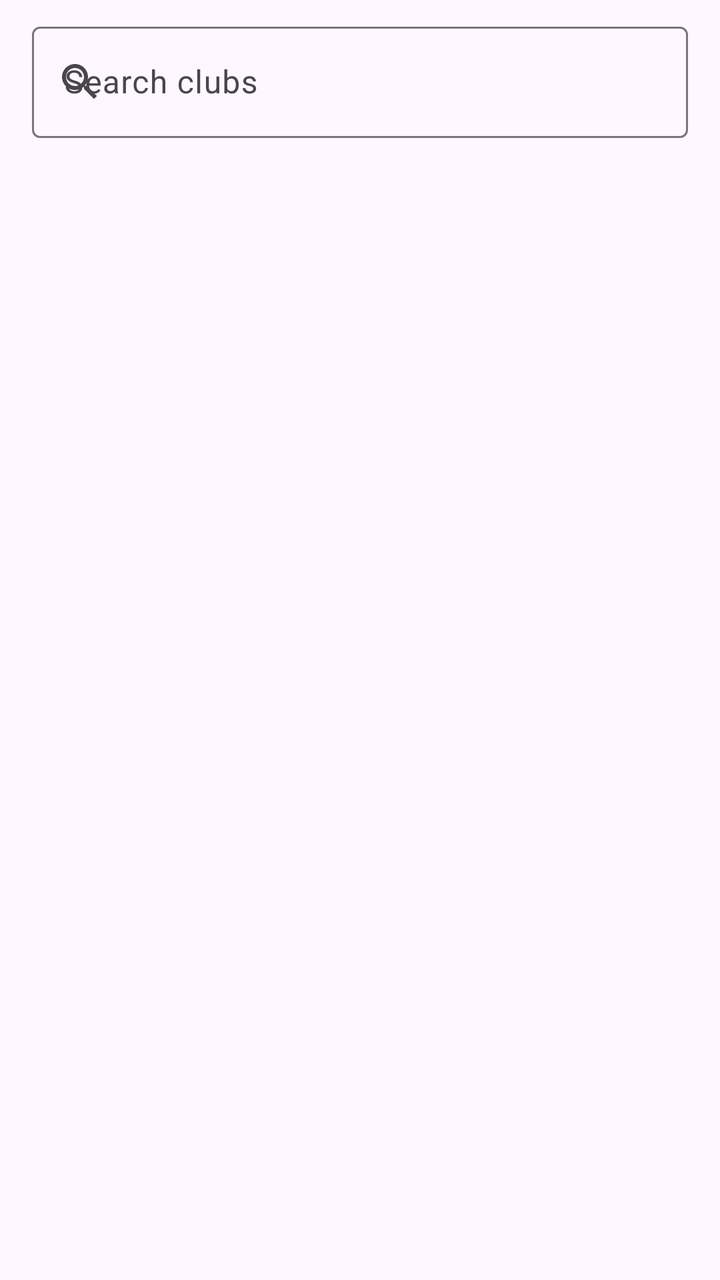
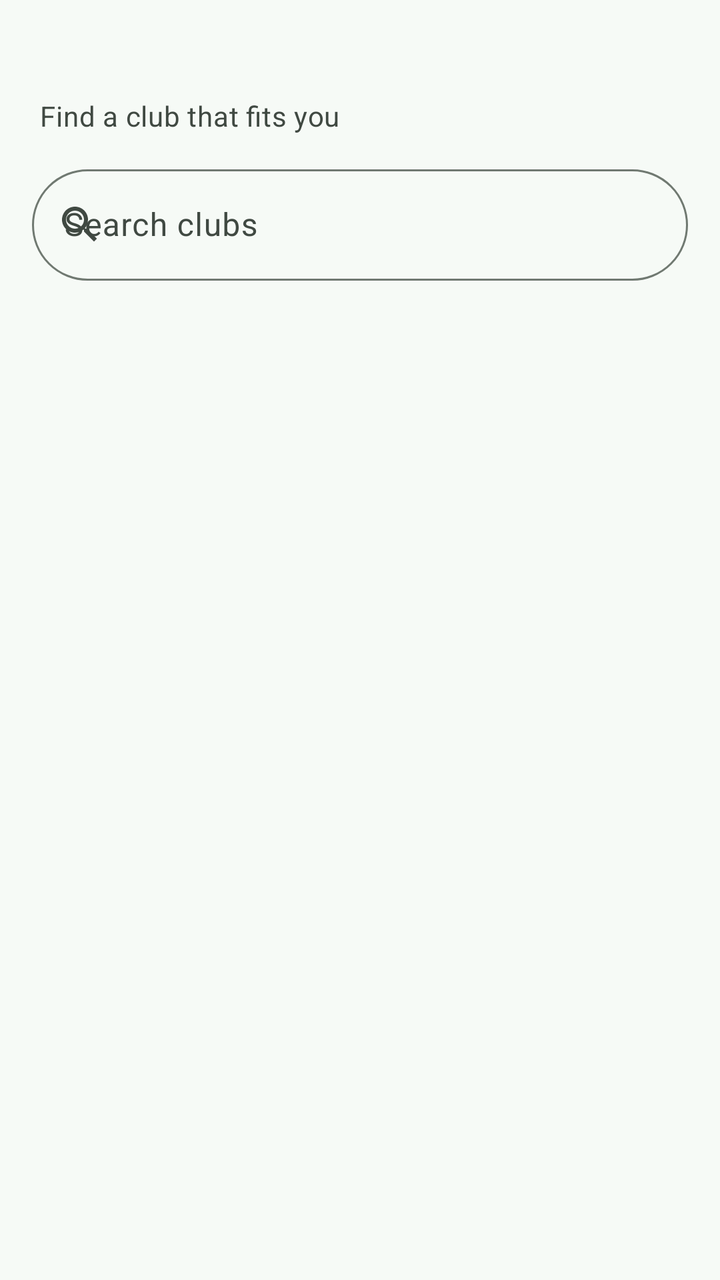

Compare the two renders of this Android layout. The source of the first and the diff that turns it into the second are given below.
<!-- AndroidManifest.xml: application theme Theme.ClubHub -->
<!-- res/layout/fragment_club_list.xml -->
<?xml version="1.0" encoding="utf-8"?>
<FrameLayout xmlns:android="http://schemas.android.com/apk/res/android"
    xmlns:app="http://schemas.android.com/apk/res-auto"
    android:layout_width="match_parent"
    android:layout_height="match_parent">

    <LinearLayout
        android:layout_width="match_parent"
        android:layout_height="match_parent"
        android:orientation="vertical">

        <com.google.android.material.textfield.TextInputLayout
            android:id="@+id/til_search"
            android:layout_width="match_parent"
            android:layout_height="wrap_content"
            android:layout_marginHorizontal="16dp"
            android:layout_marginTop="8dp"
            android:hint="@string/hint_search_clubs"
            app:startIconDrawable="@drawable/ic_search">

            <com.google.android.material.textfield.TextInputEditText
                android:id="@+id/et_search"
                android:layout_width="match_parent"
                android:layout_height="wrap_content"
                android:imeOptions="actionSearch"
                android:inputType="text"
                android:maxLines="1" />
        </com.google.android.material.textfield.TextInputLayout>

        <HorizontalScrollView
            android:id="@+id/chip_scroll"
            android:layout_width="match_parent"
            android:layout_height="wrap_content"
            android:scrollbars="none">

            <com.google.android.material.chip.ChipGroup
                android:id="@+id/chip_group"
                android:layout_width="wrap_content"
                android:layout_height="wrap_content"
                android:paddingHorizontal="16dp"
                app:selectionRequired="true"
                app:singleLine="true"
                app:singleSelection="true" />
        </HorizontalScrollView>

        <FrameLayout
            android:layout_width="match_parent"
            android:layout_height="0dp"
            android:layout_weight="1">

            <androidx.recyclerview.widget.RecyclerView
                android:id="@+id/recycler"
                android:layout_width="match_parent"
                android:layout_height="match_parent"
                android:clipToPadding="false"
                android:paddingHorizontal="10dp"
                android:paddingTop="4dp"
                android:paddingBottom="96dp" />

            <TextView
                android:id="@+id/empty_state"
                android:layout_width="match_parent"
                android:layout_height="wrap_content"
                android:layout_gravity="center"
                android:gravity="center"
                android:padding="32dp"
                android:textAppearance="?attr/textAppearanceBodyLarge"
                android:textColor="?attr/colorOnSurfaceVariant"
                android:visibility="gone" />

            <com.google.android.material.progressindicator.CircularProgressIndicator
                android:id="@+id/progress"
                android:layout_width="wrap_content"
                android:layout_height="wrap_content"
                android:layout_gravity="center"
                android:indeterminate="true"
                android:visibility="gone" />
        </FrameLayout>
    </LinearLayout>

    <com.google.android.material.floatingactionbutton.ExtendedFloatingActionButton
        android:id="@+id/fab_new_club"
        android:layout_width="wrap_content"
        android:layout_height="wrap_content"
        android:layout_gravity="bottom|end"
        android:layout_margin="16dp"
        android:text="@string/action_new_club"
        android:visibility="gone"
        app:icon="@drawable/ic_add" />
</FrameLayout>
<!-- resources referenced by this layout -->
<resources>
  <!-- drawable ic_add (drawable) -->
  <?xml version="1.0" encoding="utf-8"?>
  <vector xmlns:android="http://schemas.android.com/apk/res/android"
      android:width="24dp"
      android:height="24dp"
      android:viewportWidth="24"
      android:viewportHeight="24"
      android:tint="?attr/colorControlNormal">
      <path
          android:fillColor="@android:color/white"
          android:pathData="M19,13h-6v6h-2v-6H5v-2h6V5h2v6h6v2z" />
  </vector>
  <string name="action_new_club">New club</string>
  <string name="hint_search_clubs">Search clubs</string>
  <style name="Theme.ClubHub" parent="Base.Theme.ClubHub" />
  <style name="Base.Theme.ClubHub" parent="Theme.Material3.DayNight.NoActionBar">
          <item name="colorPrimary">#00796B</item>
          <item name="colorOnPrimary">#FFFFFF</item>
          <item name="colorPrimaryContainer">#B2DFDB</item>
          <item name="colorOnPrimaryContainer">#00201C</item>
          <item name="colorSecondary">#4A6360</item>
          <item name="colorSecondaryContainer">#CCE8E3</item>
          <item name="colorOnSecondaryContainer">#05201D</item>
      </style>
  <!-- unchanged entries left out for length: 1 -->
</resources>

<!-- the commit's change to res/layout/fragment_club_list.xml (unified diff, before → after) -->
@@ -9,6 +9,30 @@
         android:layout_height="match_parent"
         android:orientation="vertical">
 
+        <LinearLayout
+            android:id="@+id/greeting_block"
+            android:layout_width="match_parent"
+            android:layout_height="wrap_content"
+            android:orientation="vertical"
+            android:paddingHorizontal="20dp"
+            android:paddingTop="16dp"
+            android:paddingBottom="4dp">
+
+            <TextView
+                android:id="@+id/tv_greeting"
+                android:layout_width="match_parent"
+                android:layout_height="wrap_content"
+                android:textAppearance="?attr/textAppearanceHeadlineSmall"
+                android:textStyle="bold" />
+
+            <TextView
+                android:layout_width="match_parent"
+                android:layout_height="wrap_content"
+                android:text="@string/greeting_sub"
+                android:textAppearance="?attr/textAppearanceBodyMedium"
+                android:textColor="?attr/colorOnSurfaceVariant" />
+        </LinearLayout>
+
         <com.google.android.material.textfield.TextInputLayout
             android:id="@+id/til_search"
             android:layout_width="match_parent"
@@ -16,6 +40,10 @@
             android:layout_marginHorizontal="16dp"
             android:layout_marginTop="8dp"
             android:hint="@string/hint_search_clubs"
+            app:boxCornerRadiusBottomEnd="28dp"
+            app:boxCornerRadiusBottomStart="28dp"
+            app:boxCornerRadiusTopEnd="28dp"
+            app:boxCornerRadiusTopStart="28dp"
             app:startIconDrawable="@drawable/ic_search">
 
             <com.google.android.material.textfield.TextInputEditText
@@ -57,16 +85,32 @@
                 android:paddingTop="4dp"
                 android:paddingBottom="96dp" />
 
-            <TextView
-                android:id="@+id/empty_state"
+            <LinearLayout
+                android:id="@+id/empty_container"
                 android:layout_width="match_parent"
                 android:layout_height="wrap_content"
                 android:layout_gravity="center"
-                android:gravity="center"
+                android:gravity="center_horizontal"
+                android:orientation="vertical"
                 android:padding="32dp"
-                android:textAppearance="?attr/textAppearanceBodyLarge"
-                android:textColor="?attr/colorOnSurfaceVariant"
-                android:visibility="gone" />
+                android:visibility="gone">
+
+                <ImageView
+                    android:layout_width="72dp"
+                    android:layout_height="72dp"
+                    android:alpha="0.45"
+                    android:importantForAccessibility="no"
+                    android:src="@drawable/ic_clubs" />
+
+                <TextView
+                    android:id="@+id/empty_state"
+                    android:layout_width="match_parent"
+                    android:layout_height="wrap_content"
+                    android:layout_marginTop="12dp"
+                    android:gravity="center"
+                    android:textAppearance="?attr/textAppearanceBodyLarge"
+                    android:textColor="?attr/colorOnSurfaceVariant" />
+            </LinearLayout>
 
             <com.google.android.material.progressindicator.CircularProgressIndicator
                 android:id="@+id/progress"
@@ -85,6 +129,9 @@
         android:layout_gravity="bottom|end"
         android:layout_margin="16dp"
         android:text="@string/action_new_club"
+        android:textColor="?attr/colorOnPrimary"
         android:visibility="gone"
-        app:icon="@drawable/ic_add" />
+        app:backgroundTint="?attr/colorPrimary"
+        app:icon="@drawable/ic_add"
+        app:iconTint="?attr/colorOnPrimary" />
 </FrameLayout>
<!-- resource entries referenced after the edit -->
@@ -12,17 +12,64 @@
           android:fillColor="@android:color/white"
           android:pathData="M19,13h-6v6h-2v-6H5v-2h6V5h2v6h6v2z" />
   </vector>
+  <!-- drawable ic_clubs (drawable) -->
+  <?xml version="1.0" encoding="utf-8"?>
+  <vector xmlns:android="http://schemas.android.com/apk/res/android"
+      android:width="24dp"
+      android:height="24dp"
+      android:viewportWidth="24"
+      android:viewportHeight="24"
+      android:tint="?attr/colorControlNormal">
+      <path
+          android:fillColor="@android:color/white"
+          android:pathData="M16,11c1.66,0 2.99,-1.34 2.99,-3S17.66,5 16,5c-1.66,0 -3,1.34 -3,3s1.34,3 3,3zM8,11c1.66,0 2.99,-1.34 2.99,-3S9.66,5 8,5C6.34,5 5,6.34 5,8s1.34,3 3,3zM8,13c-2.33,0 -7,1.17 -7,3.5V19h14v-2.5c0,-2.33 -4.67,-3.5 -7,-3.5zM16,13c-0.29,0 -0.62,0.02 -0.97,0.05 1.16,0.84 1.97,1.97 1.97,3.45V19h6v-2.5c0,-2.33 -4.67,-3.5 -7,-3.5z" />
+  </vector>
   <string name="action_new_club">New club</string>
+  <string name="greeting_sub">Find a club that fits you</string>
   <string name="hint_search_clubs">Search clubs</string>
   <style name="Theme.ClubHub" parent="Base.Theme.ClubHub" />
   <style name="Base.Theme.ClubHub" parent="Theme.Material3.DayNight.NoActionBar">
-          <item name="colorPrimary">#00796B</item>
+          <item name="textInputStyle">@style/Widget.ClubHub.TextInputLayout</item>
+          <item name="materialButtonStyle">@style/Widget.ClubHub.Button</item>
+  
+          <item name="colorPrimary">#00873F</item>
           <item name="colorOnPrimary">#FFFFFF</item>
-          <item name="colorPrimaryContainer">#B2DFDB</item>
-          <item name="colorOnPrimaryContainer">#00201C</item>
-          <item name="colorSecondary">#4A6360</item>
-          <item name="colorSecondaryContainer">#CCE8E3</item>
-          <item name="colorOnSecondaryContainer">#05201D</item>
+          <item name="colorPrimaryContainer">#C5F0D3</item>
+          <item name="colorOnPrimaryContainer">#00210E</item>
+          <item name="colorPrimaryInverse">#6FDC95</item>
+  
+          <item name="colorSecondary">#4C6355</item>
+          <item name="colorOnSecondary">#FFFFFF</item>
+          <item name="colorSecondaryContainer">#C5F0D3</item>
+          <item name="colorOnSecondaryContainer">#00210E</item>
+  
+          <item name="colorTertiary">#BA1A22</item>
+          <item name="colorOnTertiary">#FFFFFF</item>
+          <item name="colorTertiaryContainer">#FFDAD6</item>
+          <item name="colorOnTertiaryContainer">#410004</item>
+  
+          <item name="android:colorBackground">#F6FAF6</item>
+          <item name="colorOnBackground">#181D19</item>
+          <item name="colorSurface">#F6FAF6</item>
+          <item name="colorOnSurface">#181D19</item>
+          <item name="colorSurfaceVariant">#DCE5DC</item>
+          <item name="colorOnSurfaceVariant">#404942</item>
+          <item name="colorSurfaceContainerLowest">#FFFFFF</item>
+          <item name="colorSurfaceContainerLow">#F0F5F0</item>
+          <item name="colorSurfaceContainer">#EAF0EA</item>
+          <item name="colorSurfaceContainerHigh">#E4EAE4</item>
+          <item name="colorSurfaceContainerHighest">#DEE4DE</item>
+          <item name="colorOutline">#707971</item>
+          <item name="colorOutlineVariant">#BFC9C0</item>
+      </style>
+  <style name="Widget.ClubHub.TextInputLayout" parent="Widget.Material3.TextInputLayout.OutlinedBox">
+          <item name="boxCornerRadiusTopStart">14dp</item>
+          <item name="boxCornerRadiusTopEnd">14dp</item>
+          <item name="boxCornerRadiusBottomStart">14dp</item>
+          <item name="boxCornerRadiusBottomEnd">14dp</item>
+      </style>
+  <style name="Widget.ClubHub.Button" parent="Widget.Material3.Button">
+          <item name="cornerRadius">16dp</item>
       </style>
   <!-- unchanged entries left out for length: 1 -->
 </resources>
